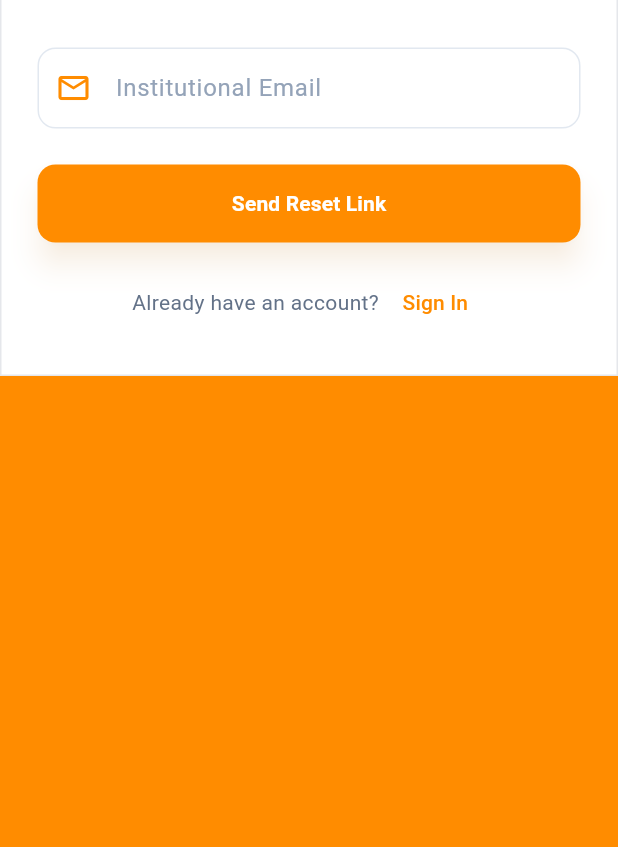
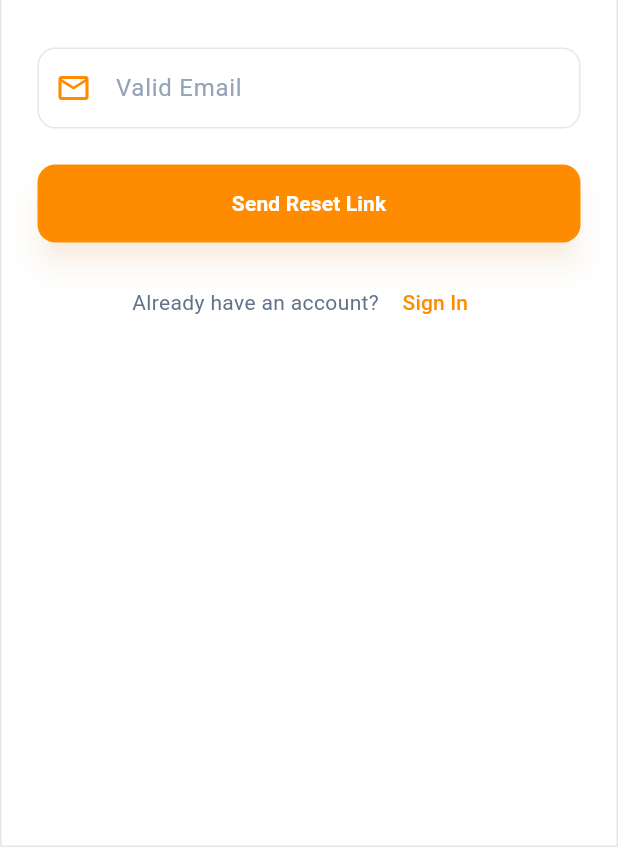
Before and after one commit to HafizAbrar/PK_SERVIZI, a Flutter app: the ForgotPasswordScreen screen opened by its route, on a phone screen of 412 x 824 dp, the part 389-1236 px from its top. Run offline on Flutter 3.47's test engine with Material 3 defaults, Android fonts, the phone set to English and light mode, and no system bars; our stand-ins replace dio, file_picker, flutter_riverpod, flutter_secure_storage, flutter_svg, go_router and 6 more; accounts and stored records are empty; generated files the repository leaves out were written again; statements that could not run were skipped.

Commit message:
minor fixes according to client 2

```diff
--- a/lib/features/auth/presentation/pages/forgot_password_screen.dart
+++ b/lib/features/auth/presentation/pages/forgot_password_screen.dart
@@ -68,6 +68,7 @@ class _ForgotPasswordScreenState extends ConsumerState<ForgotPasswordScreen> {
         ),
       ),
       body: Container(
+        height: double.infinity,
         decoration: AppTheme.cardDecoration.copyWith(
           borderRadius: const BorderRadius.vertical(top: Radius.circular(28)),
         ),
--- a/lib/l10n/app_en.arb
+++ b/lib/l10n/app_en.arb
@@ -38,7 +38,7 @@
   "failed": "Failed",
   "recoveryAccess": "Recovery Access",
   "enterEmailToReset": "Enter your email to reset password",
-  "institutionalEmail": "Institutional Email",
+  "institutionalEmail": "Valid Email",
   "sendResetLink": "Send Reset Link",
   "passwordResetSuccessfully": "Password reset successfully",
   "failedToResetPassword": "Failed to reset password",
```
Also changed, not shown: lib/features/auth/data/models/register_request_dto.g.dart (deleted).
